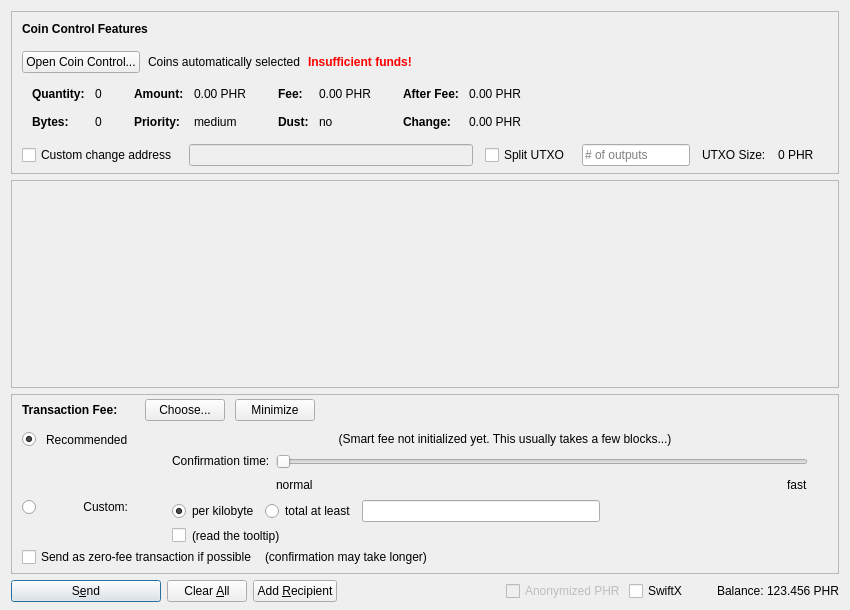
Before: the Qt Designer form src/qt/forms/sendcoinsdialog.ui in curiumofficial/curium, drawn with Qt 5.
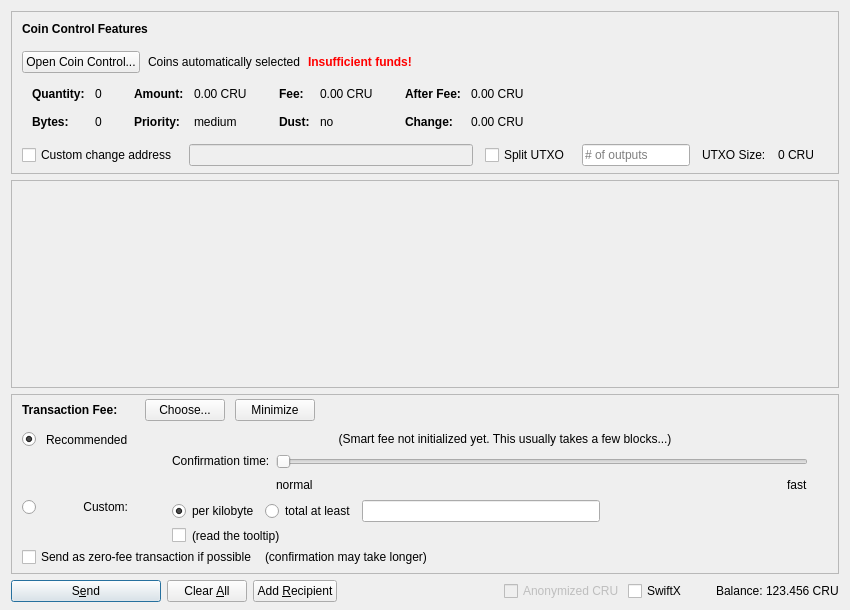
After: the same form once the commit is applied. Icons and pictures are not drawn. Custom widgets are drawn as their Qt base class.

What changed in the file:
```diff
--- a/src/qt/forms/sendcoinsdialog.ui
+++ b/src/qt/forms/sendcoinsdialog.ui
@@ -324,7 +324,7 @@
                   <enum>Qt::ActionsContextMenu</enum>
                  </property>
                  <property name="text">
-                  <string notr="true">0.00 PHR</string>
+                  <string notr="true">0.00 CRU</string>
                  </property>
                  <property name="textInteractionFlags">
                   <set>Qt::LinksAccessibleByMouse|Qt::TextSelectableByKeyboard|Qt::TextSelectableByMouse</set>
@@ -404,7 +404,7 @@
                   <enum>Qt::ActionsContextMenu</enum>
                  </property>
                  <property name="text">
-                  <string notr="true">0.00 PHR</string>
+                  <string notr="true">0.00 CRU</string>
                  </property>
                  <property name="textInteractionFlags">
                   <set>Qt::LinksAccessibleByMouse|Qt::TextSelectableByKeyboard|Qt::TextSelectableByMouse</set>
@@ -484,7 +484,7 @@
                   <enum>Qt::ActionsContextMenu</enum>
                  </property>
                  <property name="text">
-                  <string notr="true">0.00 PHR</string>
+                  <string notr="true">0.00 CRU</string>
                  </property>
                  <property name="textInteractionFlags">
                   <set>Qt::LinksAccessibleByMouse|Qt::TextSelectableByKeyboard|Qt::TextSelectableByMouse</set>
@@ -513,7 +513,7 @@
                   <enum>Qt::ActionsContextMenu</enum>
                  </property>
                  <property name="text">
-                  <string notr="true">0.00 PHR</string>
+                  <string notr="true">0.00 CRU</string>
                  </property>
                  <property name="textInteractionFlags">
                   <set>Qt::LinksAccessibleByMouse|Qt::TextSelectableByKeyboard|Qt::TextSelectableByMouse</set>
@@ -594,7 +594,7 @@
           <item>
            <widget class="QLabel" name="labelBlockSize">
             <property name="text">
-             <string>0 PHR</string>
+             <string>0 CRU</string>
             </property>
            </widget>
           </item>
@@ -1390,7 +1390,7 @@
           <bool>false</bool>
          </property>
          <property name="text">
-          <string>Anonymized PHR</string>
+          <string>Anonymized CRU</string>
          </property>
         </widget>
        </item>
@@ -1429,7 +1429,7 @@
           <cursorShape>IBeamCursor</cursorShape>
          </property>
          <property name="text">
-          <string notr="true">123.456 PHR</string>
+          <string notr="true">123.456 CRU</string>
          </property>
          <property name="textInteractionFlags">
           <set>Qt::LinksAccessibleByMouse|Qt::TextSelectableByKeyboard|Qt::TextSelectableByMouse</set>
```
Left out of the diff: 18 changed lines with no effect on the pictures.
